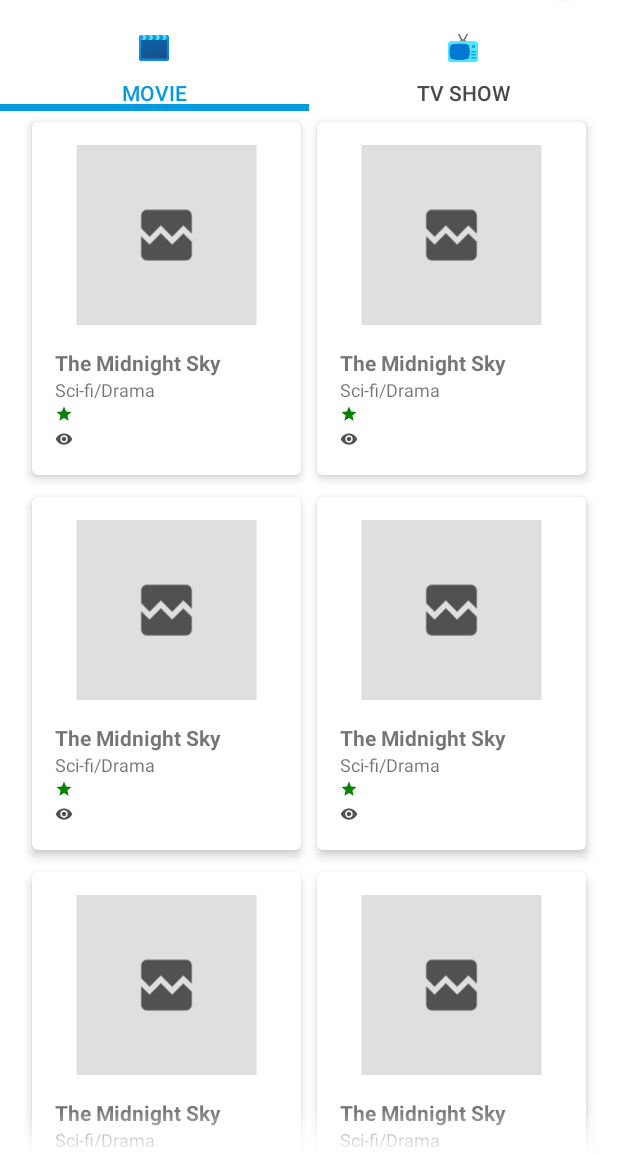
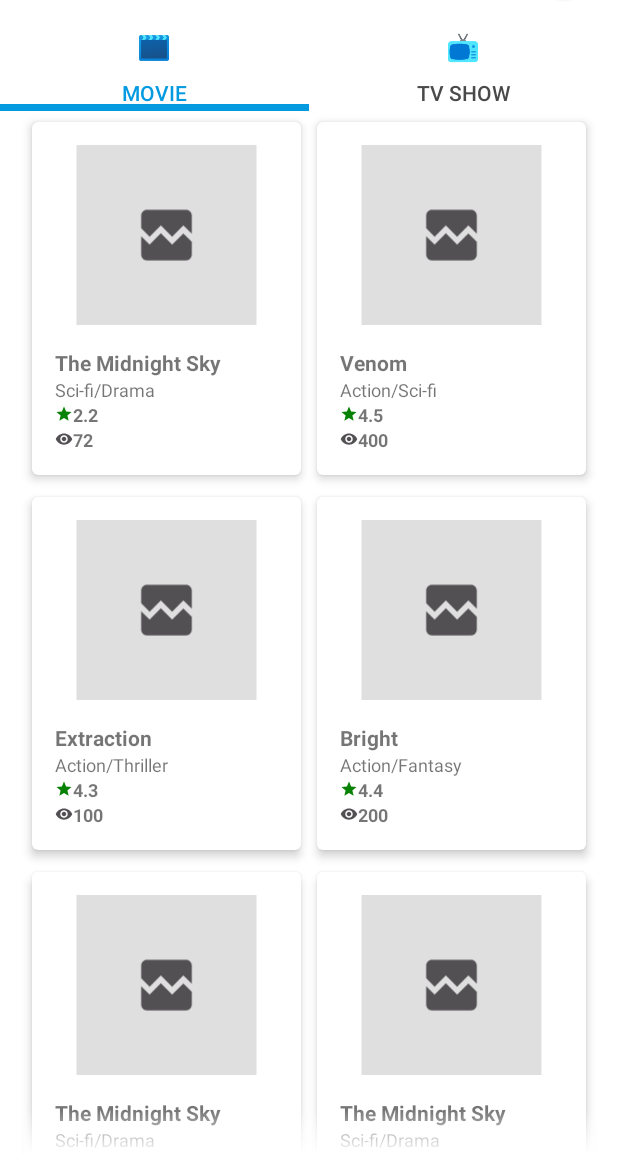
Before and after one commit to AgusKhaer02/submission_jetpackpro_myMovieCatalogue, an Android app: the screen it shows after launch (HomeActivity), on a phone screen of 412 x 824 dp, the part 81-1236 px from its top. Run offline under Robolectric (Android 15) with nearby library versions, the phone set to English and light mode, and no system bars; pictures from the network do not load.

```diff
--- a/app/src/main/java/com/agusjetpacksubmission/mymoviecatalogue/movie/MovieAdapter.kt
+++ b/app/src/main/java/com/agusjetpacksubmission/mymoviecatalogue/movie/MovieAdapter.kt
@@ -39,6 +39,8 @@ class MovieAdapter : RecyclerView.Adapter<MovieAdapter.MovieViewHolder>() {
             with(binding) {
                 tvTitle.text = movie.movieTitle
                 tvCategory.text = movie.movieCategory
+                tvRating.text = movie.rating.toString()
+                tvViewer.text = movie.viewer.toString()
 
                 itemView.setOnClickListener {
                     val intent = Intent(itemView.context, DetailActivity::class.java)
--- a/app/src/main/java/com/agusjetpacksubmission/mymoviecatalogue/utils/DataDummy.kt
+++ b/app/src/main/java/com/agusjetpacksubmission/mymoviecatalogue/utils/DataDummy.kt
@@ -10,6 +10,7 @@ object DataDummy {
     fun generateDummyMovies() : List<MovieEntity>{
         val movies = ArrayList<MovieEntity>()
 
+//      the midnight sky
         movies.add(
                 MovieEntity(
                         1,
@@ -26,51 +27,57 @@ object DataDummy {
                 )
         )
 
+//      venom
         movies.add(
                 MovieEntity(
                         2,
-                        "https://www.metaflix.com/wp-content/uploads/2020/12/New-The-Midnight-Sky-Movie-Poster.jpg",
-                        "The Midnight Sky",
-                        "Sci-fi/Drama",
-                        "December 9, 2020",
-                        2.2,
-                        72,
-                        49,
-                        "George Clooney",
-                        "A lone scientist in the Arctic races to contact a crew of astronauts returning home to a mysterious global catastrophe.",
+                        "https://upload.wikimedia.org/wikipedia/en/thumb/1/18/Venom_%282018_film_poster%29.png/220px-Venom_%282018_film_poster%29.png",
+                        "Venom",
+                        "Action/Sci-fi",
+                        "October 3, 2018",
+                        4.5,
+                        400,
+                        91,
+                        "Ruben Fleischer",
+                        "Journalist Eddie Brock is trying to take down Carlton Drake, the notorious and brilliant founder of the Life Foundation. While investigating one of Drake's experiments, Eddie's body merges with the alien Venom -- leaving him with superhuman strength and power. Twisted, dark and fueled by rage, Venom tries to control the new and dangerous abilities that Eddie finds so intoxicating.",
                         "13+"
                 )
         )
+
+//      extraction
         movies.add(
                 MovieEntity(
                         3,
-                        "https://www.metaflix.com/wp-content/uploads/2020/12/New-The-Midnight-Sky-Movie-Poster.jpg",
-                        "The Midnight Sky",
-                        "Sci-fi/Drama",
-                        "December 9, 2020",
-                        2.2,
-                        72,
-                        49,
-                        "George Clooney",
-                        "A lone scientist in the Arctic races to contact a crew of astronauts returning home to a mysterious global catastrophe.",
-                        "13+"
+                        "https://1.bp.blogspot.com/-YHTkZsfie68/XqgqW1l-QJI/AAAAAAAAAQo/QKmH5SpABKQdyKvsEM5P-nBTCjxGRKAZACLcBGAsYHQ/w680/Webp.net-compress-image%2B%25283%2529.jpg",
+                        "Extraction",
+                        "Action/Thriller",
+                        "April 24, 2020",
+                        4.3,
+                        100,
+                        91,
+                        "Sam Hargrave",
+                        "A black-market mercenary who has nothing to lose is hired to rescue the kidnapped son of an imprisoned international crime lord. But in the murky underworld of weapons dealers and drug traffickers, an already deadly mission approaches the impossible.",
+                        "18+"
                 )
         )
+
+//      bright
         movies.add(
                 MovieEntity(
                         4,
-                        "https://www.metaflix.com/wp-content/uploads/2020/12/New-The-Midnight-Sky-Movie-Poster.jpg",
-                        "The Midnight Sky",
-                        "Sci-fi/Drama",
-                        "December 9, 2020",
-                        2.2,
-                        72,
-                        49,
-                        "George Clooney",
-                        "A lone scientist in the Arctic races to contact a crew of astronauts returning home to a mysterious global catastrophe.",
-                        "13+"
+                        "https://cps-static.rovicorp.com/2/Open/Netflix_2588/Program/29335018/_derived_jpg_q90_500x500_m0/Bright_VR.jpg",
+                        "Bright",
+                        "Action/Fantasy",
+                        "December 13, 2017",
+                        4.4,
+                        200,
+                        90,
+                        "David Ayer",
+                        "In an alternate present day, humans, orcs, elves and fairies have been coexisting since the beginning of time. Two police officers, one a human, the other an orc, embark on a routine night patrol that will alter the future of their world as they know it. Battling both their own personal differences as well as an onslaught of enemies, they must work together to protect a young female elf and a thought-to-be-forgotten relic, which, in the wrong hands, could destroy everything.",
+                        "18+"
                 )
         )
+
         movies.add(
                 MovieEntity(
                         5,
--- /dev/null
+++ b/app/src/main/res/menu/menu_home.xml
@@ -0,0 +1,10 @@
+<?xml version="1.0" encoding="utf-8"?>
+<menu xmlns:android="http://schemas.android.com/apk/res/android"
+    xmlns:app="http://schemas.android.com/apk/res-auto">
+
+    <item
+        android:id="@+id/menu_payMeACoffee"
+        android:title="@string/menu_pay_me_a_coffee"
+        app:showAsAction="collapseActionView"/>
+
+</menu>
--- a/app/src/main/res/values/strings.xml
+++ b/app/src/main/res/values/strings.xml
@@ -23,6 +23,7 @@
         Duis nisl leo, porttitor quis diam id, congue porta elit.
     </string>
     <string name="author">by Agus Kurniadin Khaer</string>
+    <string name="menu_pay_me_a_coffee">Pay me a coffee!</string>
 
 
 </resources>
```
Also changed, not shown: app/src/main/java/com/agusjetpacksubmission/mymoviecatalogue/home/HomeActivity.kt (+46 -0 lines), 1 other file.
